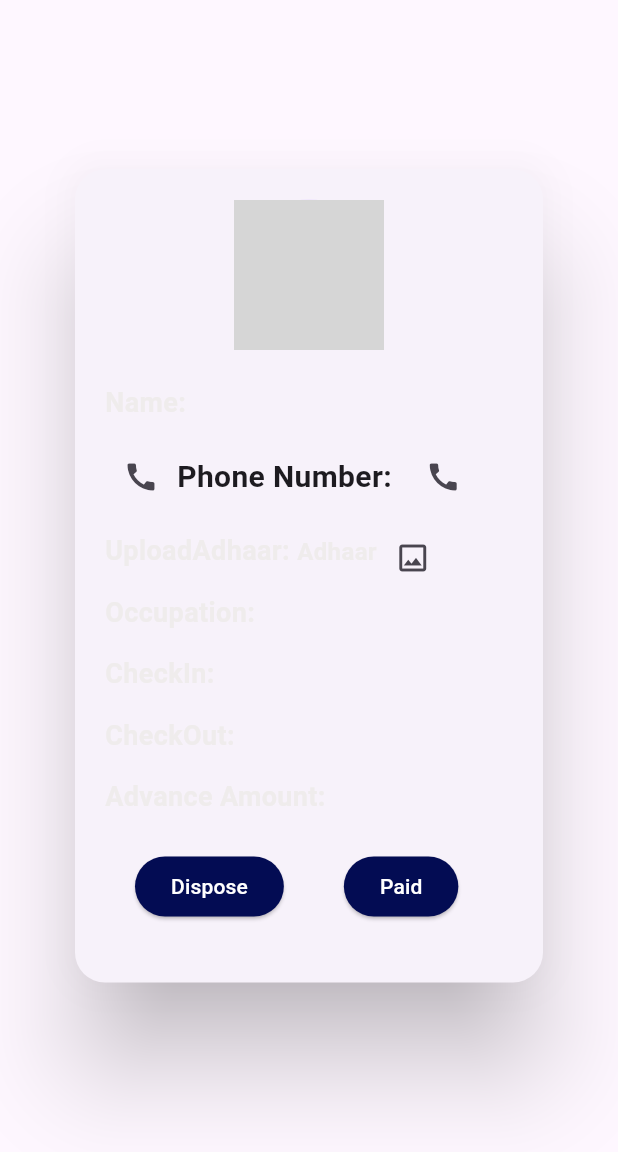
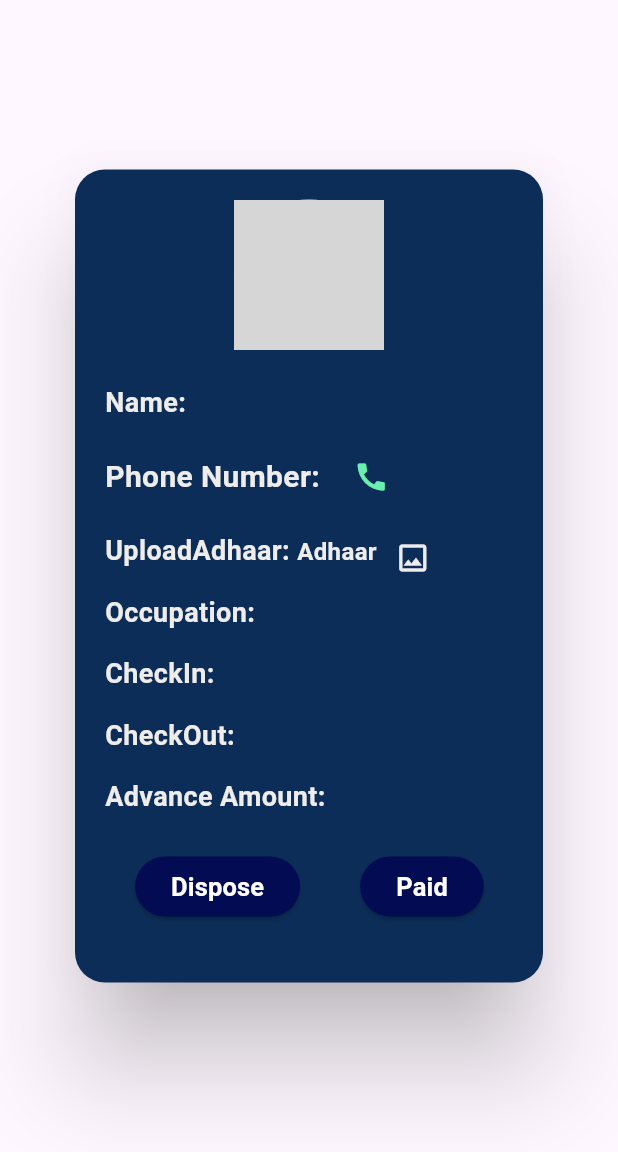
Before and after one commit to Hrithunath/room_rent_app, a Flutter app: the UserDetails screen opened directly with empty values, after a tap on the "call" icon, on a phone screen of 412 x 824 dp, the part 84-1236 px from its top. Run offline on Flutter 3.47's test engine with Material 3 defaults, Android fonts, the phone set to English and light mode, and no system bars; our stand-ins replace animated_splash_screen, easy_search_bar, hive, hive_flutter, image_picker, lottie; accounts and stored records are empty; grey boxes are pictures that could not be loaded.

Commit message:
design  completed

```diff
--- a/lib/screens/Home/home.dart
+++ b/lib/screens/Home/home.dart
@@ -66,10 +66,9 @@ class _HomeState extends State<Home> with SingleTickerProviderStateMixin {
           ],
         ),
         //===================================== BottomNavigationBar
-   bottomNavigationBar: Container(
-
-     child: BottomNavigationBar(
-       backgroundColor: Color(0xFFFC6736),
+   bottomNavigationBar: BottomNavigationBar(
+    type: BottomNavigationBarType.fixed,
+     backgroundColor:  Color(0xFFFC6736),
      currentIndex: _selectedIndex,
      selectedItemColor:  Color(0xFF0C2D57),
      unselectedItemColor:Color(0xFFEFECEC),
@@ -98,7 +97,6 @@ class _HomeState extends State<Home> with SingleTickerProviderStateMixin {
       label: "Tenants",
     ),
      ],
-     ),
    ),
 
 
--- a/lib/screens/user/user_details.dart
+++ b/lib/screens/user/user_details.dart
@@ -46,6 +46,7 @@ class _UserDetailsState extends State<UserDetails> {
           width: 320,
           height: 550,
           child: Card(
+             color: Color(0xFF0C2D57),
             elevation: 30,
             shape: RoundedRectangleBorder(
               borderRadius: BorderRadius.circular(20.0),
@@ -68,29 +69,26 @@ class _UserDetailsState extends State<UserDetails> {
                   //===================================== PhoneNumber
                Row(
   children: [
-    IconButton(
-      onPressed: () {
-        launchUrl(
-          Uri.parse('tel:${widget.userModel.phoneNumber}'),
-        );
-      },
-      icon: Icon(Icons.call),
-    ),
+
     Row(
   children: [
     Text(
-      'Phone Number: ${widget.userModel.phoneNumber}',
-      style: const TextStyle(fontSize: 20, fontWeight: FontWeight.bold),
+      'Phone Number: ',
+      style: const TextStyle(fontSize: 20, fontWeight: FontWeight.bold, color: Color(0xFFEFECEC),),
     ),
     SizedBox(width: 5), // Add space between the text and the icon if needed
     IconButton(
       onPressed: () {
         launchUrl(
-          Uri.parse('tel:${widget.userModel.phoneNumber}'),
+          Uri.parse('tel:${widget.userModel.phoneNumber}',),
         );
       },
-      icon: Icon(Icons.call),
+      icon: Icon(Icons.call, color: Colors.greenAccent,),
     ),
+   Text(widget.userModel.phoneNumber,
+      style: const TextStyle(fontSize: 16, fontWeight: FontWeight.bold, color: Color(0xFFEFECEC),),
+    ),
+
   ],
 ),
 
@@ -110,7 +108,7 @@ class _UserDetailsState extends State<UserDetails> {
                         showUploadAdhaar(
                             context, widget.userModel.uploadAdhaar);
                       },
-                      icon: const Icon(Icons.image_outlined),
+                      icon: const Icon(Icons.image_outlined,color: Color(0xFFEFECEC),),
                     ),
                   ),
                   const SizedBox(height: 10),
--- a/lib/screens/user/user_list.dart
+++ b/lib/screens/user/user_list.dart
@@ -39,6 +39,7 @@ class _UserListState extends State<UserList> {
               itemBuilder: (context, index) {
                 final data = userList[index];
                 return Card(
+                   color: Color(0xFF0C2D57),
                   elevation: 15,
                   shape: RoundedRectangleBorder(
                     borderRadius: BorderRadius.circular(10.0),
--- a/lib/widgets/refactor_button.dart
+++ b/lib/widgets/refactor_button.dart
@@ -16,7 +16,7 @@ Widget button({
           onPressed: buttonPressed,
           child: Text(
             buttonText,
-            style: const TextStyle(color: Colors.white),
+            style: const TextStyle(fontSize: 17,fontWeight: FontWeight.bold,color: Colors.white),
           ),
         ),
       ],
```
Lines whose indentation alone changed are shown as unchanged.
